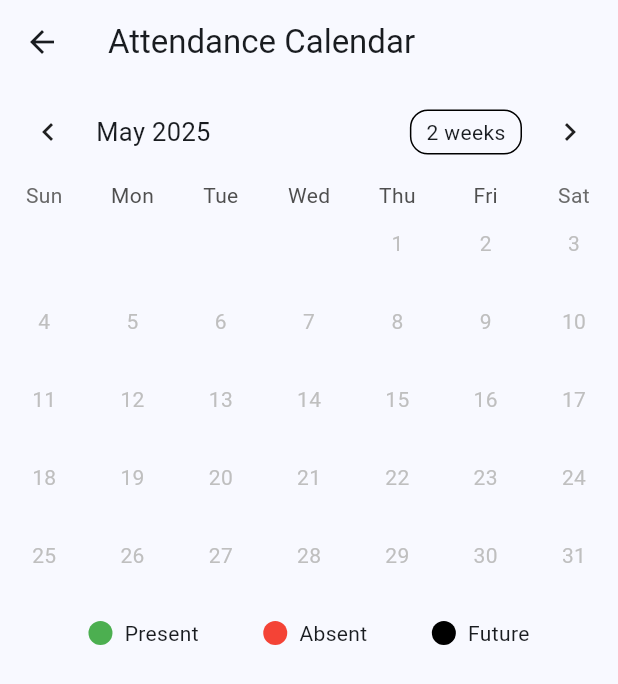
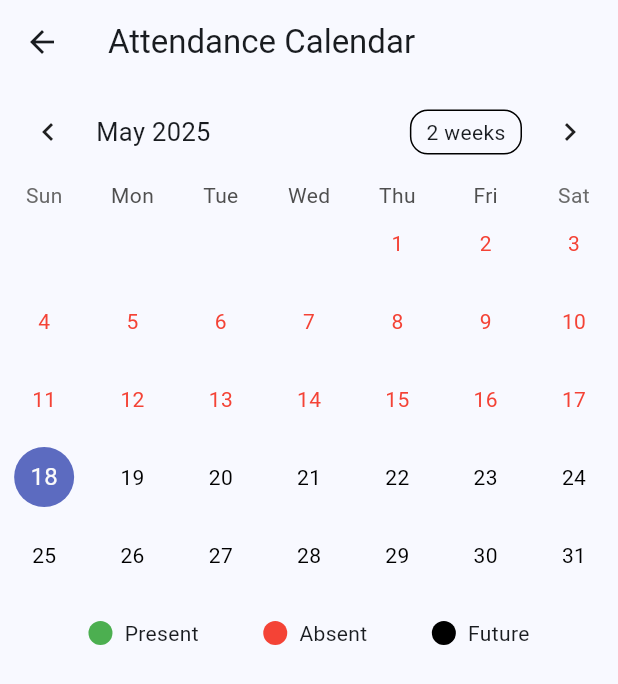
Before and after one commit to Nehal-OG/mark_your_attendance, a Flutter app: the HomeScreen screen opened by its route, after a tap on the "calendar month" icon, on a phone screen of 412 x 824 dp. Shown: the top 684 px of the screen. Run offline on Flutter 3.47's test engine with Material 3 defaults, Android fonts, the phone set to English and light mode, and no system bars; drawn by our look-alikes of table_calendar; our stand-ins replace cloud_firestore, connectivity_plus, firebase_auth, firebase_core, geolocator, get and 2 more; accounts and stored records are empty.

Commit message:
Refactor CalendarController and CalendarScreen for improved date handling and loading state
- Introduced clamping for date selection to restrict dates between 2024-01-01 and 2030-12-31.
- Added loading state management in CalendarController to indicate data fetching.
- Enhanced attendance color logic to normalize date comparisons.
- Updated CalendarScreen to display a loading indicator while attendance data is being fetched.

These changes enhance user experience by providing better date management and feedback during data loading.

```diff
--- a/lib/features/calendar/controllers/calendar_controller.dart
+++ b/lib/features/calendar/controllers/calendar_controller.dart
@@ -6,25 +6,64 @@ import '../../../core/services/attendance_service.dart';
 class CalendarController extends GetxController {
   final AttendanceService _attendanceService = Get.find<AttendanceService>();
 
-  final Rx<DateTime> focusedDay = DateTime.now().obs;
-  final Rx<DateTime> selectedDay = DateTime.now().obs;
+  final DateTime _firstDay = DateTime(2024, 1, 1);
+  final DateTime _lastDay = DateTime(2030, 12, 31);
+  final RxBool isLoading = true.obs;
+
+  DateTime getNowInIST() {
+    final nowUtc = DateTime.now().toUtc();
+    final nowIST = nowUtc.add(const Duration(hours: 5, minutes: 30));
+    return DateTime(nowIST.year, nowIST.month, nowIST.day);
+  }
+
+  late final Rx<DateTime> focusedDay;
+  late final Rx<DateTime> selectedDay;
   final Rx<CalendarFormat> calendarFormat = CalendarFormat.month.obs;
   final RxMap<DateTime, bool> attendanceMap = <DateTime, bool>{}.obs;
+
+  // Clamps a date between firstDay and lastDay (inclusive)
+  DateTime clampDate(DateTime date) {
+    if (date.isBefore(_firstDay)) return _firstDay;
+    if (date.isAfter(_lastDay)) return _lastDay;
+    return date;
+  }
 
   @override
   void onInit() {
     super.onInit();
+    final today = getNowInIST();
+    final initialDay = clampDate(today);
+    focusedDay = Rx<DateTime>(initialDay);
+    selectedDay = Rx<DateTime>(initialDay);
+
     _loadMonthlyAttendance();
   }
 
   Future<void> _loadMonthlyAttendance() async {
-    final monthlyAttendance = await _attendanceService.getMonthlyAttendance();
-    attendanceMap.value = monthlyAttendance;
+    isLoading.value = true;
+    final monthlyAttendanceRaw =
+        await _attendanceService.getMonthlyAttendance();
+
+    final normalizedMap = <DateTime, bool>{};
+    monthlyAttendanceRaw.forEach((key, value) {
+      final normalizedKey = DateTime(key.year, key.month, key.day);
+      normalizedMap[normalizedKey] = value;
+    });
+
+    attendanceMap.value = normalizedMap;
+    isLoading.value = false;
   }
 
   void onDaySelected(DateTime selected, DateTime focused) {
+    final today = getNowInIST();
+
+    if (selected.isAfter(today)) {
+      // Optionally: show a snackbar or dialog here
+      return;
+    }
+
     selectedDay.value = selected;
-    focusedDay.value = focused;
+    focusedDay.value = clampDate(focused);
   }
 
   void onFormatChanged(CalendarFormat format) {
@@ -32,11 +71,12 @@ class CalendarController extends GetxController {
   }
 
   Color getAttendanceColor(DateTime date) {
-    if (date.isAfter(DateTime.now())) {
-      return Colors.black;
+    final normalizedDate = DateTime(date.year, date.month, date.day);
+
+    if (normalizedDate.isAfter(getNowInIST())) {
+      return Colors.black; // future
     }
-    return attendanceMap[DateTime(date.year, date.month, date.day)] == true
-        ? Colors.green
-        : Colors.red;
+
+    return attendanceMap[normalizedDate] == true ? Colors.green : Colors.red;
   }
 }
--- a/lib/features/calendar/views/calendar_screen.dart
+++ b/lib/features/calendar/views/calendar_screen.dart
@@ -14,17 +14,22 @@ class CalendarScreen extends GetView<app.CalendarController> {
       ),
       body: Column(
         children: [
-          Obx(() => TableCalendar(
-                firstDay: DateTime.utc(2024, 1, 1),
-                lastDay: DateTime.utc(2024, 12, 31),
+          Obx(() {
+            if (controller.isLoading.value) {
+              return const Center(child: CircularProgressIndicator());
+            } else {
+            return TableCalendar(
+                firstDay: DateTime(2024, 1, 1),
+                lastDay: DateTime(2030, 12, 31),
                 focusedDay: controller.focusedDay.value,
                 calendarFormat: controller.calendarFormat.value,
-                selectedDayPredicate: (day) =>
-                    isSameDay(controller.selectedDay.value, day),
+                selectedDayPredicate: (day) => isSameDay(controller.selectedDay.value, day),
                 onDaySelected: controller.onDaySelected,
                 onFormatChanged: controller.onFormatChanged,
-                onPageChanged: (focusedDay) =>
-                    controller.focusedDay.value = focusedDay,
+                onPageChanged: (focusedDay) {
+                  controller.focusedDay.value =
+                      controller.clampDate(focusedDay);
+                },
                 calendarStyle: const CalendarStyle(
                   outsideDaysVisible: false,
                 ),
@@ -40,7 +45,9 @@ class CalendarScreen extends GetView<app.CalendarController> {
                     );
                   },
                 ),
-              )),
+              );
+            }
+          }),
           const SizedBox(height: 16),
           Padding(
             padding: const EdgeInsets.symmetric(horizontal: 16),
```
